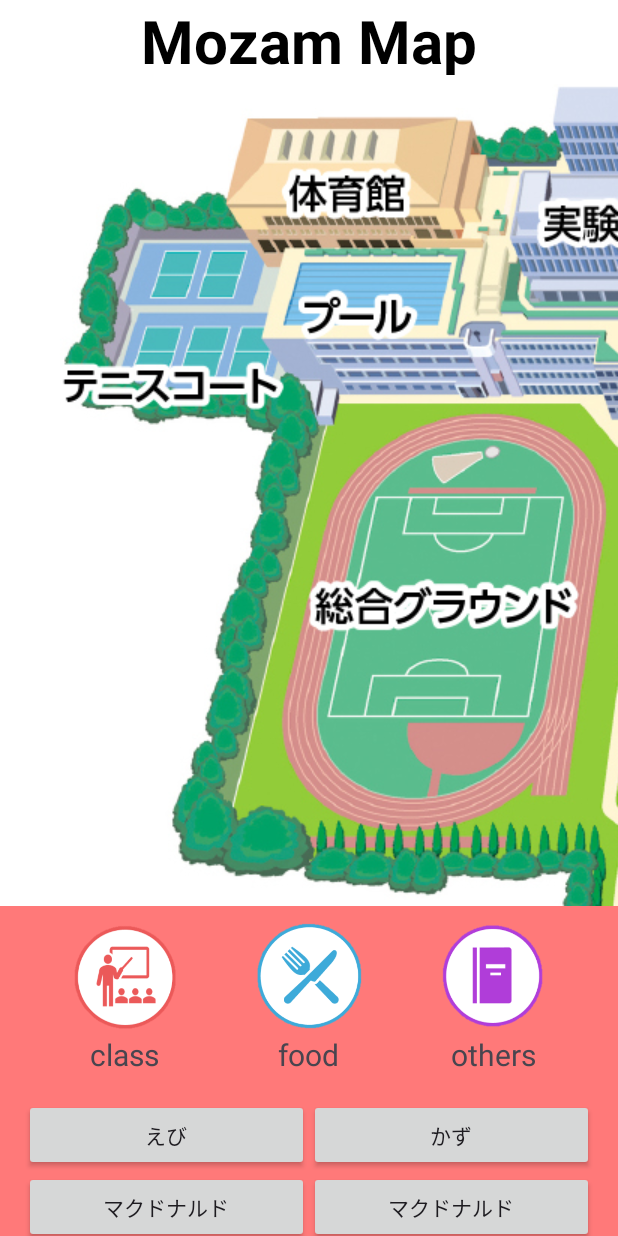
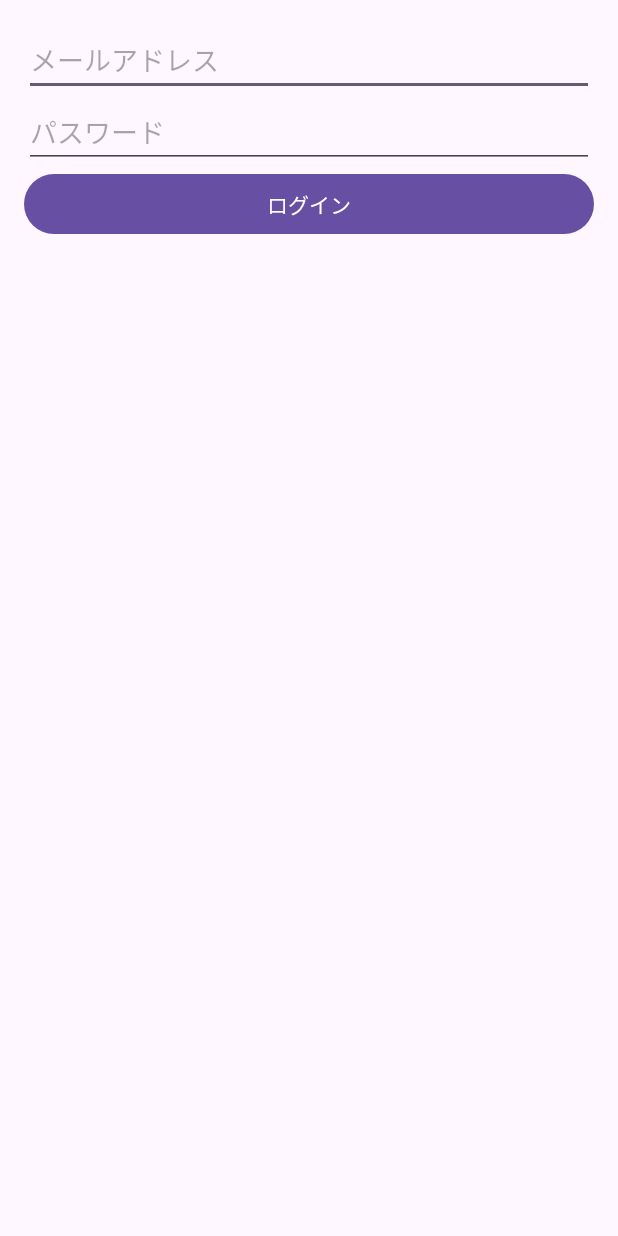
Before and after one commit to ebinogit/MozanMap, an Android app: the screen it shows after launch (MainActivity before the commit, LoginActivity after it), on a phone screen of 412 x 824 dp. Run offline under Robolectric (Android 15) with nearby library versions, the phone set to English and light mode, and no system bars; our stand-ins replace Firebase (no records; nobody signed in at launch, a user with empty details on screens opened directly).

Commit message:
ログインのみ

```diff
--- a/app/build.gradle.kts
+++ b/app/build.gradle.kts
@@ -56,6 +56,7 @@ dependencies {
     implementation(platform("com.google.firebase:firebase-bom:33.6.0"))
     implementation("com.google.firebase:firebase-analytics")
     implementation ("com.google.firebase:firebase-database:20.2.2")
+    implementation ("com.google.firebase:firebase-auth:21.0.3") // Firebase Authentication
 
 
 
--- /dev/null
+++ b/app/src/main/java/com/example/mozanmap/LoginActivity.kt
@@ -0,0 +1,45 @@
+package com.example.mozanmap
+
+import android.content.Intent
+import android.os.Bundle
+import android.widget.Button
+import android.widget.EditText
+import android.widget.Toast
+import androidx.appcompat.app.AppCompatActivity
+import com.google.firebase.auth.FirebaseAuth
+
+class LoginActivity : AppCompatActivity() {
+
+    private lateinit var auth: FirebaseAuth
+
+    override fun onCreate(savedInstanceState: Bundle?) {
+        super.onCreate(savedInstanceState)
+        setContentView(R.layout.activity_login)
+
+        auth = FirebaseAuth.getInstance()
+
+        val emailEditText = findViewById<EditText>(R.id.emailEditText)
+        val passwordEditText = findViewById<EditText>(R.id.passwordEditText)
+        val loginButton = findViewById<Button>(R.id.loginButton)
+
+        loginButton.setOnClickListener {
+            val email = emailEditText.text.toString()
+            val password = passwordEditText.text.toString()
+
+            if (email.isNotEmpty() && password.isNotEmpty()) {
+                auth.signInWithEmailAndPassword(email, password)
+                    .addOnCompleteListener { task ->
+                        if (task.isSuccessful) {
+                            Toast.makeText(this, "ログイン成功", Toast.LENGTH_SHORT).show()
+                            startActivity(Intent(this, MainActivity::class.java))
+                            finish()
+                        } else {
+                            Toast.makeText(this, "ログイン失敗: ${task.exception?.message}", Toast.LENGTH_SHORT).show()
+                        }
+                    }
+            } else {
+                Toast.makeText(this, "メールアドレスとパスワードを入力してください", Toast.LENGTH_SHORT).show()
+            }
+        }
+    }
+}
--- a/app/src/main/java/com/example/mozanmap/MainActivity.kt
+++ b/app/src/main/java/com/example/mozanmap/MainActivity.kt
@@ -9,6 +9,7 @@ import androidx.activity.result.contract.ActivityResultContracts
 import androidx.appcompat.app.AppCompatActivity
 import androidx.gridlayout.widget.GridLayout
 import com.example.mozanmap.data.ButtonData
+import com.google.firebase.auth.FirebaseAuth
 import com.google.firebase.database.*
 
 class MainActivity : AppCompatActivity() {
@@ -26,7 +27,6 @@ class MainActivity : AppCompatActivity() {
             result.data?.let { data ->
                 val buttonId = data.getIntExtra("buttonId", -1)
                 val newComment = data.getStringExtra("newComment") ?: ""
-                // Firebaseに新しいコメントを追加
                 if (buttonId != -1 && newComment.isNotEmpty()) {
                     val commentData = mapOf(
                         "username" to "YourUsername",
@@ -42,6 +42,17 @@ class MainActivity : AppCompatActivity() {
 
     override fun onCreate(savedInstanceState: Bundle?) {
         super.onCreate(savedInstanceState)
+
+        // Firebase Authentication のインスタンスを取得
+        val auth = FirebaseAuth.getInstance()
+
+        // ログイン状態の確認
+        if (auth.currentUser == null) {
+            startActivity(Intent(this, LoginActivity::class.java))
+            finish()
+            return
+        }
+
         setContentView(R.layout.activity_main)
 
         // Firebaseの初期化
@@ -50,29 +61,28 @@ class MainActivity : AppCompatActivity() {
 
         // GridLayoutの取得と列数の設定
         buttonGrid = findViewById(R.id.button_grid)
-        buttonGrid.columnCount = 2 // 2列に設定
+        buttonGrid.columnCount = 2
 
         // グリッドボタンをセットアップ
         setupGridButtons()
     }
 
     private fun setupGridButtons() {
-        buttonGrid.removeAllViews() // 既存のボタンをすべて削除
+        buttonGrid.removeAllViews()
 
         for (buttonInfo in buttonList) {
             val button = Button(this).apply {
-                text = buttonInfo.title // ボタンのタイトル
+                text = buttonInfo.title
                 layoutParams = GridLayout.LayoutParams().apply {
-                    width = 0 // 重み付けで幅を調整
+                    width = 0
                     height = GridLayout.LayoutParams.WRAP_CONTENT
-                    columnSpec = GridLayout.spec(GridLayout.UNDEFINED, 1f) // 幅を均等配分
-                    rowSpec = GridLayout.spec(GridLayout.UNDEFINED) // 自動配置
+                    columnSpec = GridLayout.spec(GridLayout.UNDEFINED, 1f)
+                    rowSpec = GridLayout.spec(GridLayout.UNDEFINED)
                 }
-                tag = buttonInfo.id // IDをタグとして設定
+                tag = buttonInfo.id
                 setOnClickListener {
                     Log.d("MainActivity", "Button ${buttonInfo.id} clicked")
 
-                    // SubActivityに渡すIntentを作成
                     val intent = Intent(this@MainActivity, SubActivity::class.java).apply {
                         putExtra("buttonId", buttonInfo.id)
                         putExtra("title", buttonInfo.title)
@@ -83,14 +93,10 @@ class MainActivity : AppCompatActivity() {
                         putExtra("website", buttonInfo.website)
                         putExtra("phone", buttonInfo.phone)
                     }
-
-                    // サブ画面を開始
                     editCommentLauncher.launch(intent)
                 }
             }
             buttonGrid.addView(button)
-
-            // コメントリスナーを設定
             setupCommentListener(buttonInfo.id, button)
         }
     }
@@ -104,13 +110,8 @@ class MainActivity : AppCompatActivity() {
                     comment?.let { comments.add(it) }
                 }
 
-                // ボタンのタイトルを buttonList から取得
                 val buttonInfo = buttonList.find { it.id == buttonId }
-                val buttonTitle = buttonInfo?.title ?: "ボタン$buttonId" // タイトルを取得
-
-                // 最新コメントとコメント件数をボタンに設定
-//                val latestComment = if (comments.isNotEmpty()) comments.last() else "コメントなし"
-//                button.text = "$buttonTitle: $latestComment (${comments.size}件)"
+                val buttonTitle = buttonInfo?.title ?: "ボタン$buttonId"
             }
 
             override fun onCancelled(error: DatabaseError) {
--- /dev/null
+++ b/app/src/main/res/layout/activity_login.xml
@@ -0,0 +1,27 @@
+<?xml version="1.0" encoding="utf-8"?>
+<LinearLayout xmlns:android="http://schemas.android.com/apk/res/android"
+    android:layout_width="match_parent"
+    android:layout_height="match_parent"
+    android:orientation="vertical"
+    android:padding="16dp">
+
+    <EditText
+        android:id="@+id/emailEditText"
+        android:layout_width="match_parent"
+        android:layout_height="wrap_content"
+        android:hint="メールアドレス"
+        android:inputType="textEmailAddress" />
+
+    <EditText
+        android:id="@+id/passwordEditText"
+        android:layout_width="match_parent"
+        android:layout_height="wrap_content"
+        android:hint="パスワード"
+        android:inputType="textPassword" />
+
+    <Button
+        android:id="@+id/loginButton"
+        android:layout_width="match_parent"
+        android:layout_height="wrap_content"
+        android:text="ログイン" />
+</LinearLayout>
```
Also changed, not shown: app/src/main/AndroidManifest.xml (+9 -5 lines), app/src/main/java/com/example/mozanmap/SubActivity.kt (+49 -63 lines).
